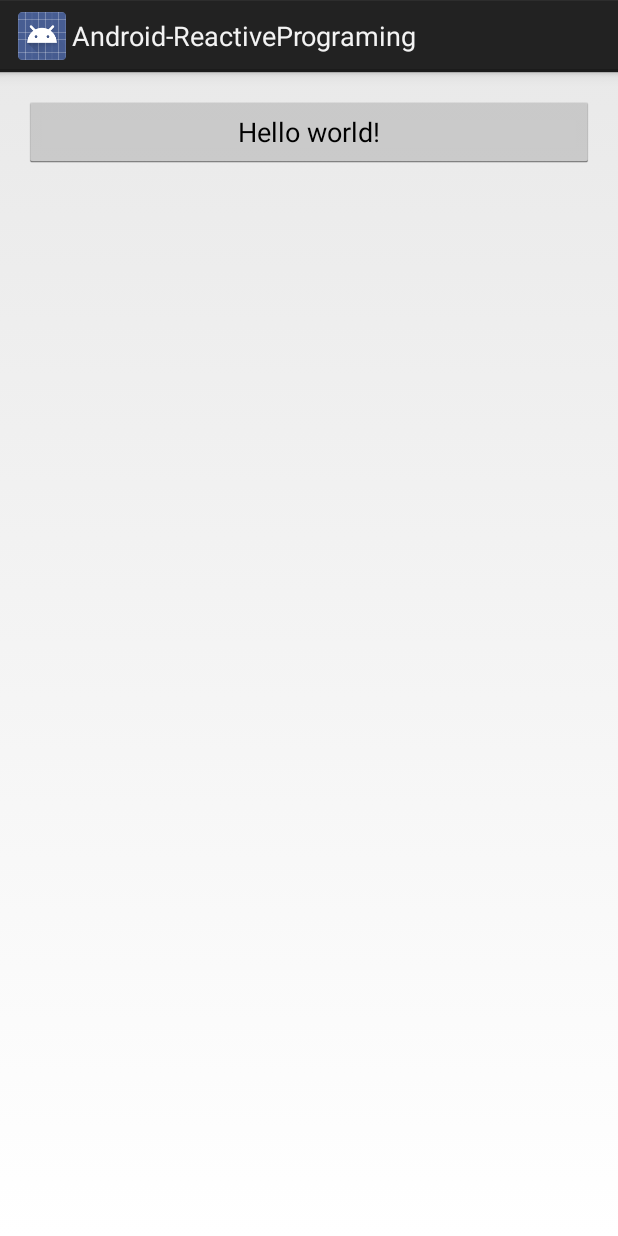
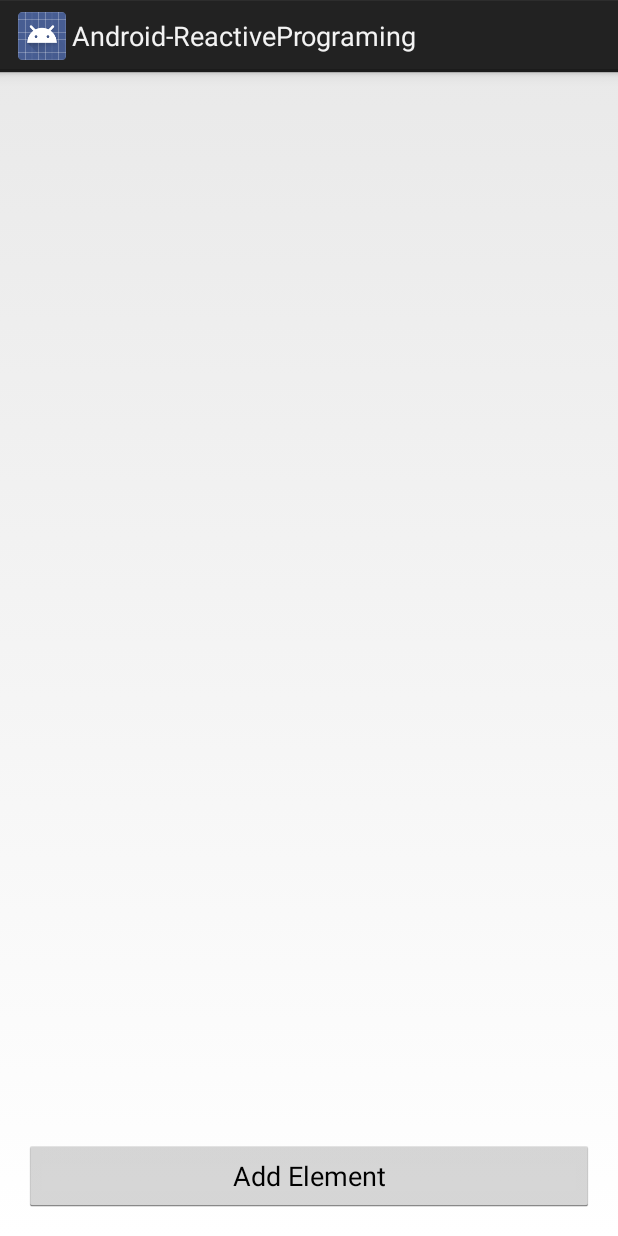
Before and after one commit to android10/Android-ReactiveProgramming, an Android app: the layout activity_main.xml on its own in the app's theme, with its tools: preview values and no code run, on a phone screen of 412 x 824 dp. Run offline under Robolectric (Android 15) with nearby library versions, the phone set to English and light mode, and no system bars.

Commit message:
Add list and recycle view adapter.

```diff
--- a/app/src/main/res/layout/activity_main.xml
+++ b/app/src/main/res/layout/activity_main.xml
@@ -6,19 +6,24 @@
     android:paddingRight="@dimen/activity_horizontal_margin"
     android:paddingTop="@dimen/activity_vertical_margin"
     android:paddingBottom="@dimen/activity_vertical_margin"
-    tools:context=".MainActivity">
+    tools:context=".MainActivity"
+    >
+
+  <android.support.v7.widget.RecyclerView
+      android:id="@android:id/list"
+      android:scrollbars="vertical"
+      android:layout_width="match_parent"
+      android:layout_height="match_parent"
+      android:layout_above="@android:id/button1"
+      />
 
   <Button
       android:id="@android:id/button1"
       android:layout_width="match_parent"
       android:layout_height="wrap_content"
-      android:text="@string/hello_world"
+      android:text="@string/btn_text_add_element"
+      android:layout_alignParentBottom="true"
+      android:layout_marginTop="@dimen/activity_vertical_margin"
       />
 
-  <ListView
-      android:id="@android:id/list"
-      android:layout_width="match_parent"
-      android:layout_height="match_parent"
-      android:layout_below="@android:id/button1"/>
-
 </RelativeLayout>
--- a/app/src/main/res/values/strings.xml
+++ b/app/src/main/res/values/strings.xml
@@ -2,6 +2,9 @@
 <resources>
 
     <string name="app_name">Android-ReactivePrograming</string>
-    <string name="hello_world">Hello world!</string>
+
+    <string name="btn_text_add_element">Add Element</string>
+
+    <string name="string_content_description">Non accessible view</string>
 
 </resources>
```
Also changed, not shown: app/src/main/java/com/fernandocejas/android10/rx/sample/DataManager.java (+9 -5 lines), app/src/main/java/com/fernandocejas/android10/rx/sample/ElementsAdapter.java (added, +59 -0 lines), app/src/main/java/com/fernandocejas/android10/rx/sample/ElementsLayoutManager.java (added, +14 -0 lines), app/src/main/java/com/fernandocejas/android10/rx/sample/MainActivity.java (+31 -1 lines), app/src/main/java/com/fernandocejas/android10/rx/sample/RandomStringGenerator.java (+3 -6 lines), app/src/main/res/drawable/selector_item_element.xml (added, +7 -0 lines), app/src/main/res/layout/row_element.xml (added, +32 -0 lines), app/src/main/res/values/dimens.xml (+12 -0 lines).
